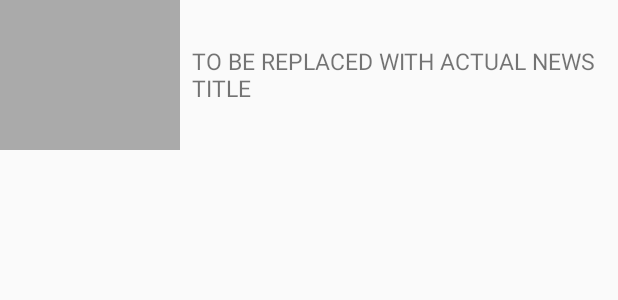
After one commit to adrianlandborn/news, an Android app: the layout news_row.xml on its own in the app's theme, with its tools: preview values and no code run, on a phone screen of 412 x 824 dp. The commit adds this screen. Shown: the top 300 px of the screen. Run offline under Robolectric (Android 15) with nearby library versions, the phone set to English and light mode, and no system bars.

Commit message:
Loading real data to News list
* Added Layout for list
* Added JSON parsing
* Added Picasso for image loading
* Added netwrk connnection check

```diff
--- a/app/build.gradle
+++ b/app/build.gradle
@@ -25,5 +25,7 @@ dependencies {
         exclude group: 'com.android.support', module: 'support-annotations'
     })
     compile 'com.android.support:appcompat-v7:24.2.1'
+    compile 'com.squareup.picasso:picasso:2.5.2'
+
     testCompile 'junit:junit:4.12'
 }
--- a/app/src/main/AndroidManifest.xml
+++ b/app/src/main/AndroidManifest.xml
@@ -1,6 +1,9 @@
 <?xml version="1.0" encoding="utf-8"?>
 <manifest xmlns:android="http://schemas.android.com/apk/res/android"
     package="se.landborn.news">
+
+    <uses-permission android:name="android.permission.INTERNET"/>
+    <uses-permission android:name="android.permission.ACCESS_NETWORK_STATE"/>
 
     <application
         android:allowBackup="true"
--- a/app/src/main/res/layout/activity_main.xml
+++ b/app/src/main/res/layout/activity_main.xml
@@ -4,10 +4,6 @@
     android:id="@+id/activity_main"
     android:layout_width="match_parent"
     android:layout_height="match_parent"
-    android:paddingBottom="@dimen/activity_vertical_margin"
-    android:paddingLeft="@dimen/activity_horizontal_margin"
-    android:paddingRight="@dimen/activity_horizontal_margin"
-    android:paddingTop="@dimen/activity_vertical_margin"
     tools:context="se.landborn.news.MainActivity">
 
     <FrameLayout
--- /dev/null
+++ b/app/src/main/res/layout/news_row.xml
@@ -0,0 +1,25 @@
+<?xml version="1.0" encoding="utf-8"?>
+<LinearLayout xmlns:android="http://schemas.android.com/apk/res/android"
+    android:layout_width="match_parent"
+    android:layout_height="wrap_content"
+    android:orientation="horizontal">
+
+    <ImageView
+        android:id="@+id/item_image"
+        android:layout_width="120dp"
+        android:layout_height="100dp"
+        android:background="@android:color/darker_gray"
+        android:gravity="center_vertical"
+        android:scaleType="centerCrop" />
+
+    <TextView
+        android:id="@+id/item_title"
+        android:layout_width="match_parent"
+        android:layout_height="match_parent"
+        android:layout_margin="8dp"
+        android:gravity="center_vertical"
+        android:maxLines="2"
+        android:text="TO BE REPLACED WITH ACTUAL NEWS TITLE"
+        android:textSize="15sp" />
+
+</LinearLayout>
```
Also changed, not shown: app/src/main/java/se/landborn/news/NewsListAdapter.java (added, +64 -0 lines), app/src/main/java/se/landborn/news/NewsListFragment.java (+84 -15 lines), app/src/main/java/se/landborn/news/NewsListItem.java (added, +33 -0 lines), 1 other file.
